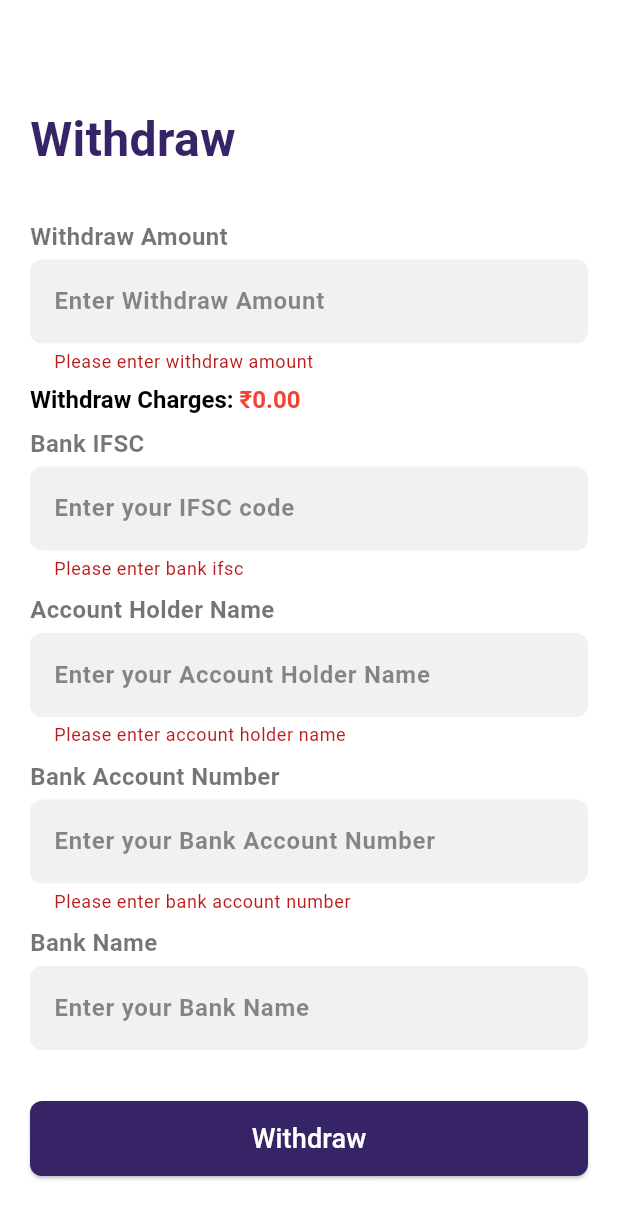
After one commit to vivek-1206/xelvorth, a Flutter app: the WithdrawScreen screen opened by its route, after a tap on "Withdraw", on a phone screen of 412 x 824 dp. The commit adds this screen. Shown: the top 1219 px of the screen. Run offline on Flutter 3.47's test engine with Material 3 defaults, Android fonts, the phone set to English and light mode, and no system bars; our stand-ins replace fl_chart, flutter_map, go_router, google_fonts, latlong2, pinput; Roboto replaces fonts that are missing (Gellix).

Commit message:
withdraw

```diff
--- /dev/null
+++ b/lib/Features/withdraw/withdraw.dart
@@ -0,0 +1,161 @@
+import 'package:flutter/material.dart';
+
+class WithdrawScreen extends StatefulWidget {
+  @override
+  _WithdrawScreenState createState() => _WithdrawScreenState();
+}
+
+class _WithdrawScreenState extends State<WithdrawScreen> {
+  final _formKey = GlobalKey<FormState>();
+  final TextEditingController _amountController = TextEditingController();
+  final TextEditingController _ifscController = TextEditingController();
+  final TextEditingController _holderNameController = TextEditingController();
+  final TextEditingController _accountNumberController = TextEditingController();
+  final TextEditingController _bankNameController = TextEditingController();
+  double _withdrawCharges = 0.00;
+
+  void _calculateCharges(String amount) {
+    double parsedAmount = double.tryParse(amount) ?? 0.0;
+    setState(() {
+      _withdrawCharges = parsedAmount * 0.02; // Assuming 2% charge on withdrawal
+    });
+  }
+
+  void _submitForm() {
+    if (_formKey.currentState!.validate()) {
+      ScaffoldMessenger.of(context).showSnackBar(
+        SnackBar(
+          content: Text('Withdrawal Successful!'),
+          backgroundColor: Colors.green,
+        ),
+      );
+    }
+  }
+
+  @override
+  Widget build(BuildContext context) {
+    return Scaffold(
+      backgroundColor: Colors.white,
+      body: SafeArea(
+        child: Padding(
+          padding: EdgeInsets.symmetric(horizontal: 20, vertical: 20),
+          child: Column(
+            crossAxisAlignment: CrossAxisAlignment.start,
+            children: [
+              SizedBox(height: 50),
+              Text(
+                'Withdraw',
+                style: TextStyle(
+                  fontSize: 32,
+                  fontWeight: FontWeight.w600,
+                  fontFamily: 'Gellix',
+                  color: Color.fromARGB(255, 55, 36, 102),
+                ),
+              ),
+              SizedBox(height: 30),
+              Expanded(
+                child: SingleChildScrollView(
+                  child: Form(
+                    key: _formKey,
+                    child: Column(
+                      crossAxisAlignment: CrossAxisAlignment.start,
+                      children: [
+                        _buildLabeledTextField('Withdraw Amount', 'Enter Withdraw Amount', _amountController, TextInputType.number, _calculateCharges),
+                        SizedBox(height: 8),
+                        Align(
+                          alignment: Alignment.centerLeft,
+                          child: RichText(
+                            text: TextSpan(
+                              text: 'Withdraw Charges: ',
+                              style: TextStyle(color: Colors.black, fontSize: 16, fontWeight: FontWeight.w600, fontFamily: 'Gellix'),
+                              children: [
+                                TextSpan(
+                                  text: '₹${_withdrawCharges.toStringAsFixed(2)}',
+                                  style: TextStyle(color: Colors.red, fontWeight: FontWeight.bold),
+                                ),
+                              ],
+                            ),
+                          ),
+                        ),
+                        SizedBox(height: 8),
+                        _buildLabeledTextField('Bank IFSC', 'Enter your IFSC code', _ifscController, TextInputType.text),
+                        SizedBox(height: 8),
+                        _buildLabeledTextField('Account Holder Name', 'Enter your Account Holder Name', _holderNameController, TextInputType.text),
+                        SizedBox(height: 8),
+                        _buildLabeledTextField('Bank Account Number', 'Enter your Bank Account Number', _accountNumberController, TextInputType.number),
+                        SizedBox(height: 8),
+                        _buildLabeledTextField('Bank Name', 'Enter your Bank Name', _bankNameController, TextInputType.text),
+                        SizedBox(height: 16),
+                      ],
+                    ),
+                  ),
+                ),
+              ),
+              SizedBox(height: 30),
+              SizedBox(
+                width: double.infinity,
+                height: 50,
+                child: ElevatedButton(
+                  onPressed: _submitForm,
+                  style: ElevatedButton.styleFrom(
+                    backgroundColor: Color.fromARGB(255, 55, 36, 102),
+                    shape: RoundedRectangleBorder(borderRadius: BorderRadius.circular(8)),
+                  ),
+                  child: Text('Withdraw', style: TextStyle(fontSize: 18, color: Colors.white)),
+                ),
+              ),
+              SizedBox(height: 20),
+            ],
+          ),
+        ),
+      ),
+    );
+  }
+
+  Widget _buildLabeledTextField(String label, String hint, TextEditingController controller, TextInputType keyboardType, [Function(String)? onChanged]) {
+    return Column(
+      crossAxisAlignment: CrossAxisAlignment.start,
+      children: [
+        Text(
+          label,
+          style: TextStyle(
+            fontSize: 16,
+            fontWeight: FontWeight.w600,
+            fontFamily: 'Gellix',
+            color: Colors.black54),
+        ),
+        SizedBox(height: 4),
+        TextFormField(
+          controller: controller,
+          keyboardType: keyboardType,
+          decoration: InputDecoration(
+            hintText: hint,
+            hintStyle: TextStyle(
+              fontSize: 16,
+              fontWeight: FontWeight.w600,
+              fontFamily: 'Gellix',
+              color: Colors.black45),
+            filled: true,
+            fillColor: Color(0xFFF1F1F1),
+            border: OutlineInputBorder(
+              borderRadius: BorderRadius.circular(8),
+              borderSide: BorderSide.none,
+            ),
+          ),
+          style: TextStyle(
+            fontSize: 16,
+            fontWeight: FontWeight.w600,
+            fontFamily: 'Gellix',
+            color: Colors.black),
+          validator: (value) {
+            if (value == null || value.isEmpty) {
+              return 'Please enter ${label.toLowerCase()}';
+            }
+            return null;
+          },
+          onChanged: onChanged,
+        ),
+      ],
+    );
+  }
+}
--- a/lib/Routes/routes.dart
+++ b/lib/Routes/routes.dart
@@ -9,6 +9,7 @@ import 'package:xelvorth/Features/portfolio/portfolio.dart';
 import 'package:xelvorth/Features/portfolio/portfolio1.dart';
 import 'package:xelvorth/Features/profile/profile.dart';
 import 'package:xelvorth/Features/wallet/wallet.dart';
+import 'package:xelvorth/Features/withdraw/withdraw.dart';
 import 'package:xelvorth/Routes/routes_constants.dart';
 
 class AppRouter {
@@ -73,6 +74,12 @@ class AppRouter {
             return const OtpScreen();
           },
         ),
+        GoRoute(
+          path: RoutesConstants.withdrawScreen,
+          builder: (BuildContext context, GoRouterState state) {
+            return WithdrawScreen();
+          },
+        ),
       ],
       errorBuilder: (BuildContext context, GoRouterState state) {
         return const Scaffold(
--- a/lib/Routes/routes_constants.dart
+++ b/lib/Routes/routes_constants.dart
@@ -8,4 +8,5 @@ class RoutesConstants {
   static const String profilescreen  = "/profile";
   static const String otpScreen = "/OtpScreen";
   static const String resetPasswordScreen = "/ResetPasswordScreen";
+  static const String withdrawScreen = "/withdraw";
 }
```
